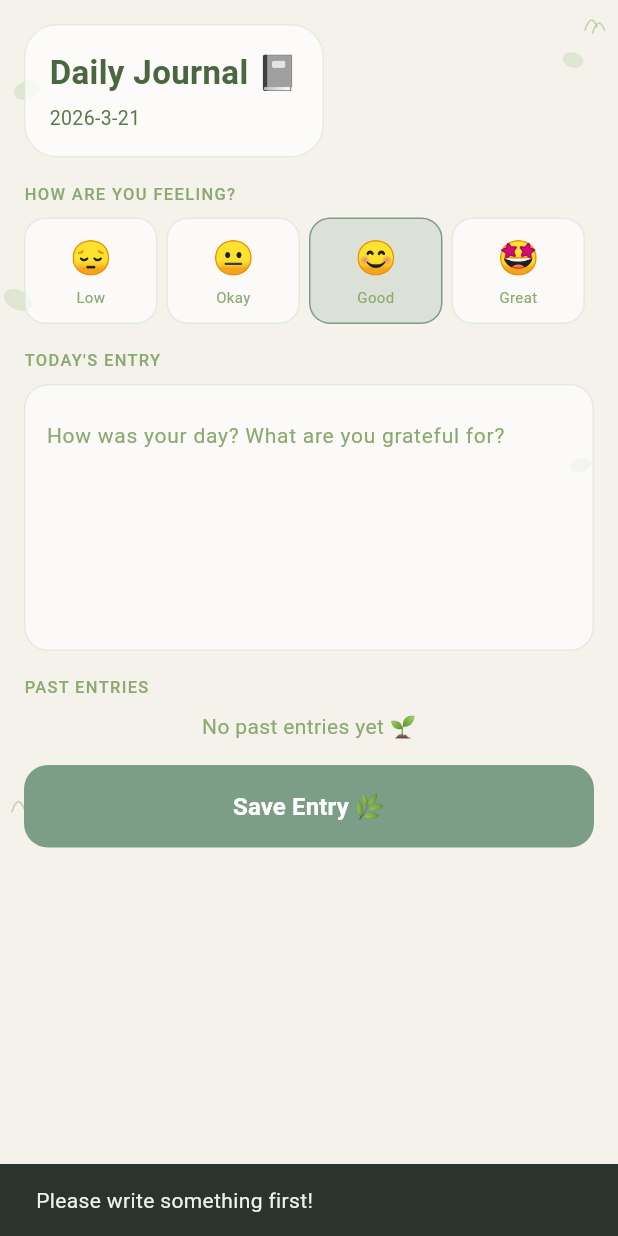
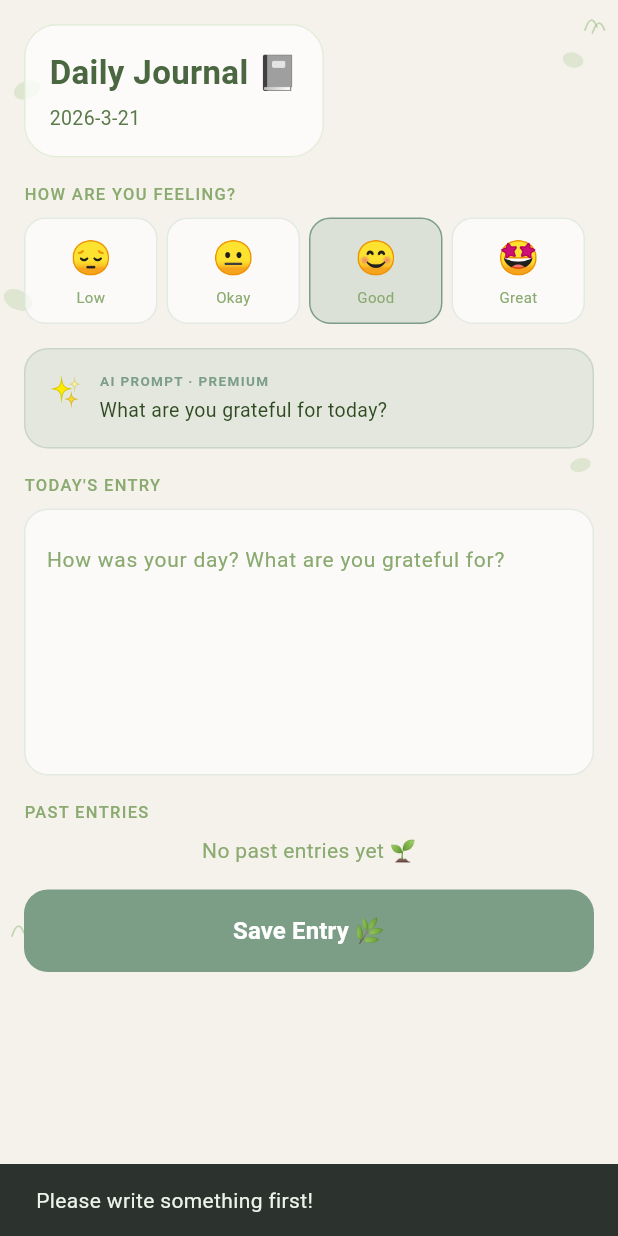
Before and after one commit to rach-tries-codes/habitflow, a Flutter app: the JournalScreen screen opened directly, after a tap on "Save Entry 🌿", on a phone screen of 412 x 824 dp. Run offline on Flutter 3.47's test engine with Material 3 defaults, Android fonts, the phone set to English and light mode, and no system bars; our stand-ins replace cloud_firestore, firebase_auth, firebase_core, google_generative_ai, google_sign_in; accounts and stored records are empty; network calls fail.

Commit message:
feat: add Gemini AI journaling prompts based on user habits

```diff
--- a/lib/features/journal_screen.dart
+++ b/lib/features/journal_screen.dart
@@ -2,6 +2,7 @@ import 'package:flutter/material.dart';
 import 'package:cloud_firestore/cloud_firestore.dart';
 import '../core/theme.dart';
 import 'package:firebase_auth/firebase_auth.dart';
+import '../services/gemini_service.dart';
 
 class JournalScreen extends StatefulWidget {
   const JournalScreen({super.key});
@@ -14,6 +15,8 @@ class _JournalScreenState extends State<JournalScreen> {
   final _entryController = TextEditingController();
   String _selectedMood = '😊';
   bool _isSaving = false;
+  String _aiPrompt = 'Loading your personalised prompt...';
+  final GeminiService _geminiService = GeminiService();
 
   final List<Map<String, String>> _moods = [
     {'emoji': '😔', 'label': 'Low'},
@@ -21,6 +24,31 @@ class _JournalScreenState extends State<JournalScreen> {
     {'emoji': '😊', 'label': 'Good'},
     {'emoji': '🤩', 'label': 'Great'},
   ];
+  @override
+  void initState() {
+    super.initState();
+    _loadAiPrompt();
+  }
+
+  Future<void> _loadAiPrompt() async {
+    final user = FirebaseAuth.instance.currentUser;
+    final snapshot = await FirebaseFirestore.instance
+        .collection('habits')
+        .where('userId', isEqualTo: user?.uid)
+        .get();
+
+    final habitNames = snapshot.docs
+        .map((doc) => doc.data()['name'] as String)
+        .toList();
+
+    if (habitNames.isEmpty) {
+      setState(() => _aiPrompt = 'What are you grateful for today?');
+      return;
+    }
+
+    final prompt = await _geminiService.generateJournalPrompt(habitNames);
+    setState(() => _aiPrompt = prompt);
+  }
 
   String get _todayKey {
     final now = DateTime.now();
@@ -179,6 +207,50 @@ class _JournalScreenState extends State<JournalScreen> {
                   const SizedBox(height: 16),
 
                   // Journal entry
+                  // AI Prompt card
+                  Container(
+                    padding: const EdgeInsets.all(14),
+                    decoration: BoxDecoration(
+                      color: AppTheme.sage.withOpacity(0.13),
+                      borderRadius: BorderRadius.circular(16),
+                      border: Border.all(
+                        color: AppTheme.sage.withOpacity(0.25),
+                      ),
+                    ),
+                    child: Row(
+                      crossAxisAlignment: CrossAxisAlignment.start,
+                      children: [
+                        const Text('✨', style: TextStyle(fontSize: 20)),
+                        const SizedBox(width: 10),
+                        Expanded(
+                          child: Column(
+                            crossAxisAlignment: CrossAxisAlignment.start,
+                            children: [
+                              Text(
+                                'AI PROMPT · PREMIUM',
+                                style: TextStyle(
+                                  fontSize: 9,
+                                  fontWeight: FontWeight.w600,
+                                  letterSpacing: 0.9,
+                                  color: AppTheme.sage,
+                                ),
+                              ),
+                              const SizedBox(height: 4),
+                              Text(
+                                _aiPrompt,
+                                style: TextStyle(
+                                  fontSize: 13,
+                                  color: isDark ? AppTheme.darkText : AppTheme.textDark,
+                                  height: 1.5,
+                                ),
+                              ),
+                            ],
+                          ),
+                        ),
+                      ],
+                    ),
+                  ),
+                  const SizedBox(height: 16),
                   _SectionLabel("Today's Entry", isDark: isDark),
                   const SizedBox(height: 8),
                   Container(
--- /dev/null
+++ b/lib/services/gemini_service.dart
@@ -0,0 +1,65 @@
+import 'package:google_generative_ai/google_generative_ai.dart';
+
+class GeminiService {
+  static const String _apiKey = 'AIzaSyDcvxQCMaxCOwKJncuFdBKxtN51p6P0OtE';
+
+  final GenerativeModel _model = GenerativeModel(
+    model: 'gemini-pro',
+    apiKey: _apiKey,
+  );
+
+  // Generate a journaling prompt based on user's habits
+  Future<String> generateJournalPrompt(List<String> habitNames) async {
+    try {
+      final habitsText = habitNames.join(', ');
+      final prompt = '''
+You are a supportive wellness coach. Based on these habits the user is tracking: $habitsText
+Generate ONE short, thoughtful journaling prompt (max 20 words) that relates to their habits.
+Only return the prompt, nothing else.
+''';
+
+      final content = [Content.text(prompt)];
+      final response = await _model.generateContent(content);
+      return response.text ?? 'How did your habits make you feel today?';
+    } catch (e) {
+      return 'How did your habits make you feel today?';
+    }
+  }
+
+  // Generate weekly insight based on habit completion
+  Future<String> generateWeeklyInsight({
+    required int completedHabits,
+    required int totalHabits,
+    required String topMood,
+  }) async {
+    try {
+      final prompt = '''
+You are a supportive wellness coach. A user completed $completedHabits out of $totalHabits habit check-ins this week. Their most common mood was $topMood.
+Write ONE encouraging insight (max 30 words). Be warm and specific.
+Only return the insight, nothing else.
+''';
+
+      final content = [Content.text(prompt)];
+      final response = await _model.generateContent(content);
+      return response.text ?? 'Great effort this week! Keep building those habits one day at a time.';
+    } catch (e) {
+      return 'Great effort this week! Keep building those habits one day at a time.';
+    }
+  }
+
+  // Generate habit coaching tip
+  Future<String> generateHabitTip(String habitName) async {
+    try {
+      final prompt = '''
+You are a habit coach. Give ONE practical tip (max 25 words) to help someone stick to this habit: $habitName
+Only return the tip, nothing else.
+''';
+
+      final content = [Content.text(prompt)];
+      final response = await _model.generateContent(content);
+      return response.text ?? 'Start small and be consistent — even 5 minutes counts!';
+    } catch (e) {
+      return 'Start small and be consistent — even 5 minutes counts!';
+    }
+  }
+}
--- a/pubspec.yaml
+++ b/pubspec.yaml
@@ -35,6 +35,7 @@ dependencies:
   firebase_auth: ^5.0.0
   cloud_firestore: ^5.0.0
   google_sign_in: ^6.2.1
+  google_generative_ai: ^0.4.3
 
 dev_dependencies:
   flutter_test:
```
Also changed, not shown: pubspec.lock.
